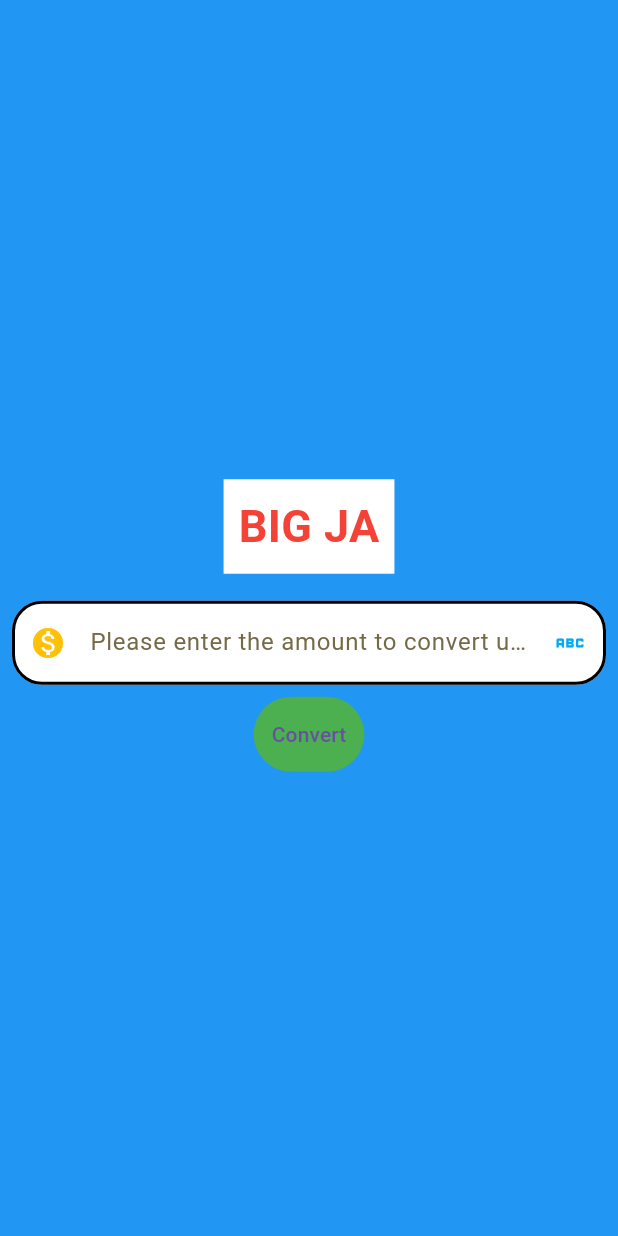
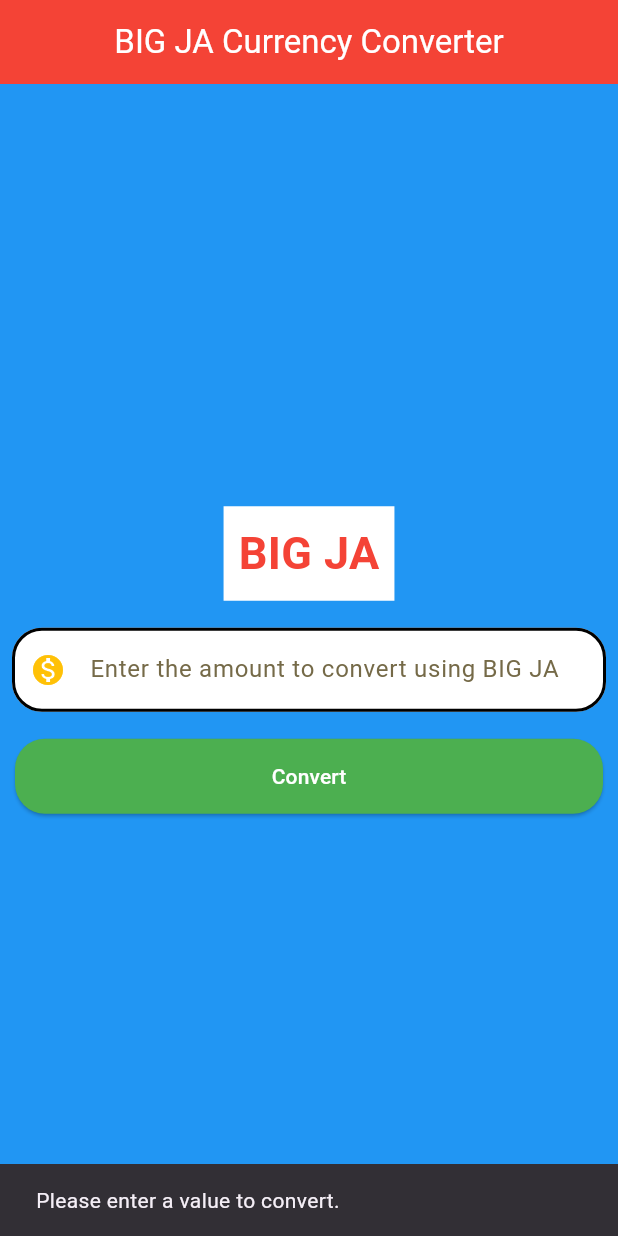
Before and after one commit to BirukM14/Get-start, a Flutter app: the screen it shows after launch, after a tap on "Convert", on a phone screen of 412 x 824 dp. Run offline on Flutter 3.47's test engine with Material 3 defaults, Android fonts, the phone set to English and light mode, and no system bars.

Commit message:
accepting inputs

```diff
--- a/lib/pages/currency_converter.dart
+++ b/lib/pages/currency_converter.dart
@@ -1,4 +1,3 @@
-import 'package:flutter/foundation.dart';
 import 'package:flutter/material.dart';
 
 class CurrencyConverter extends StatelessWidget {
@@ -6,19 +5,51 @@ class CurrencyConverter extends StatelessWidget {
 
   @override
   Widget build(BuildContext context) {
+    double result = 0.0;
+    final TextEditingController textEditingController = TextEditingController();
+
     final border = OutlineInputBorder(
       borderSide: const BorderSide(
         width: 2.0,
         style: BorderStyle.solid,
-        color: Colors.black, // Ensure border color is defined
+        color: Colors.black,
       ),
       borderRadius: const BorderRadius.all(Radius.circular(20)),
     );
 
+    void convertCurrency() {
+      String input = textEditingController.text;
+      if (input.isNotEmpty) {
+        try {
+          double value = double.parse(input);
+          result = value * 1.2; // Example: Assume a conversion rate of 1.2
+          ScaffoldMessenger.of(context).showSnackBar(
+            SnackBar(content: Text('Converted Amount: \$${result.toStringAsFixed(2)}')),
+          );
+        } catch (e) {
+          ScaffoldMessenger.of(context).showSnackBar(
+            const SnackBar(content: Text('Invalid input. Please enter a valid number.')),
+          );
+        }
+      } else {
+        ScaffoldMessenger.of(context).showSnackBar(
+          const SnackBar(content: Text('Please enter a value to convert.')),
+        );
+      }
+    }
+
     return Scaffold(
       backgroundColor: Colors.blueGrey,
+      appBar: AppBar(
+        title: const Text(
+          "BIG JA Currency Converter",
+          style: TextStyle(color: Colors.white),
+        ),
+        centerTitle: true,
+        backgroundColor: Colors.red,
+      ),
       body: ColoredBox(
-        color: Colors.blue, // Define the color here
+        color: Colors.blue,
         child: Column(
           mainAxisAlignment: MainAxisAlignment.center,
           children: [
@@ -38,18 +69,20 @@ class CurrencyConverter extends StatelessWidget {
             Container(
               padding: const EdgeInsets.all(8.0),
               child: TextField(
+                controller: textEditingController,
+                onSubmitted: (value) {
+                  print("Entered value: $value");
+                },
                 style: const TextStyle(
                   color: Colors.black,
                 ),
                 decoration: InputDecoration(
-                  hintText: "Please enter the amount to convert using BIG JA",
+                  hintText: "Enter the amount to convert using BIG JA",
                   hintStyle: const TextStyle(
                     color: Color.fromARGB(255, 117, 106, 72),
                   ),
                   prefixIcon: const Icon(Icons.monetization_on),
                   prefixIconColor: Colors.amber,
-                  suffixIcon: const Icon(Icons.abc),
-                  suffixIconColor: Colors.lightBlue,
                   filled: true,
                   fillColor: Colors.white,
                   focusedBorder: border,
@@ -60,17 +93,22 @@ class CurrencyConverter extends StatelessWidget {
                 ),
               ),
             ),
-            TextButton(
-                onPressed: () {
-                  if (kDebugMode) {
-                    print("Convert button pressed");
-                  }
-                },
-                style: ButtonStyle(
-                  backgroundColor: WidgetStatePropertyAll(Colors.green),
-                  fixedSize: WidgetStatePropertyAll(Size(double.infinity, 50)),
+            Padding(
+              padding: const EdgeInsets.all(10.0),
+              child: ElevatedButton(
+                onPressed: convertCurrency,
+                style: TextButton.styleFrom(
+                  backgroundColor: Colors.green,
+                  foregroundColor: Colors.white,
+                  minimumSize: const Size(double.infinity, 50),
+                  padding: const EdgeInsets.all(10),
+                  shape: RoundedRectangleBorder(
+                    borderRadius: BorderRadius.circular(20),
+                  ),
                 ),
-                child: const Text("Convert")),
+                child: const Text("Convert"),
+              ),
+            ),
           ],
         ),
       ),
```
Also changed, not shown: 1 other file.
